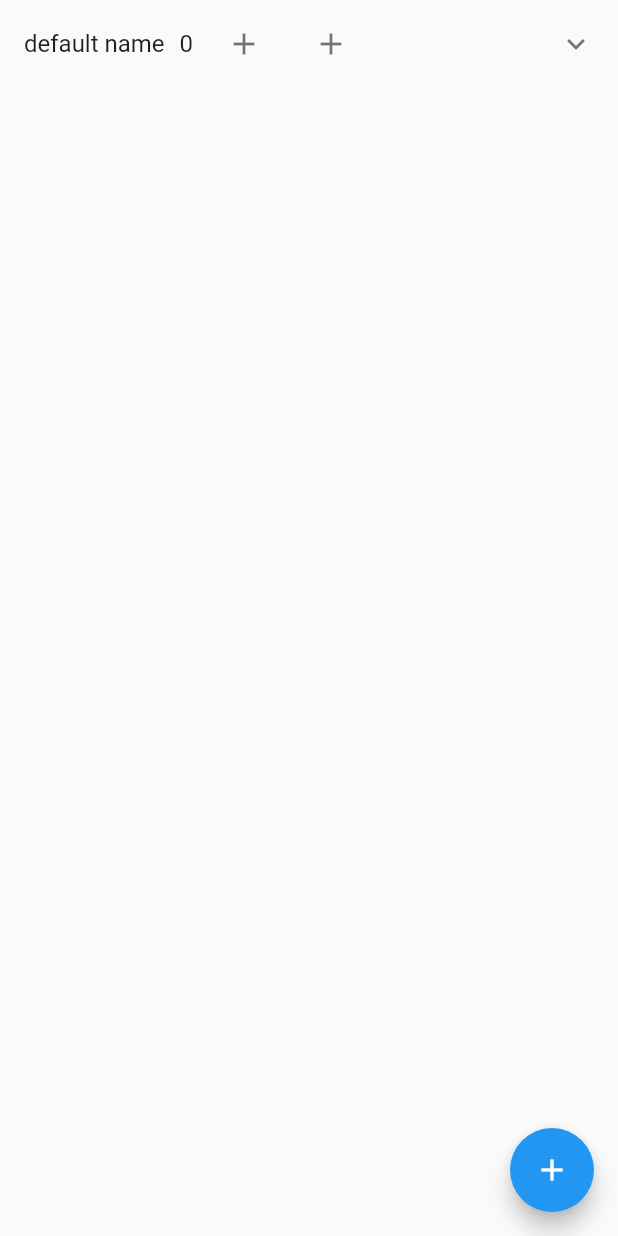
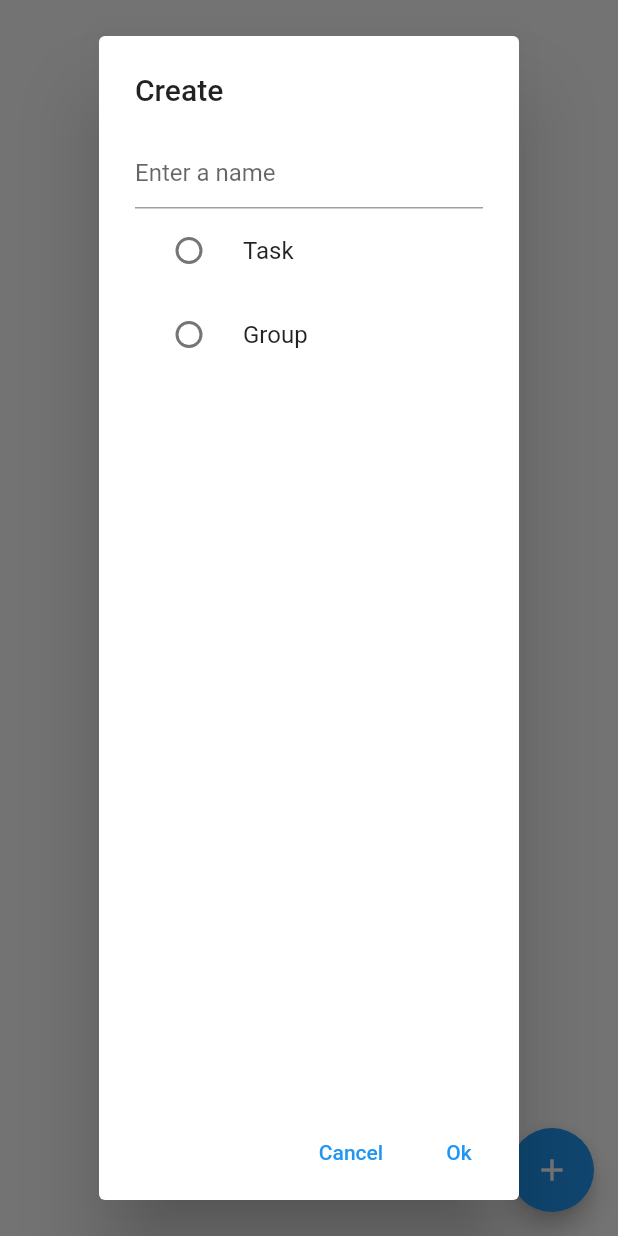
Before and after one commit to DO-TO/flutter, a Flutter app: the TaskScreen screen opened directly, after a tap on the "add" icon, on a phone screen of 412 x 824 dp. Run offline on Flutter 3.47's test engine with Material 2 defaults, Android fonts, the phone set to English and light mode, and no system bars.

Commit message:
Polishing and improving the design of the tasks. Added sliders as well as progress bars to the tasks and task groups.

```diff
--- a/lib/navigation/tasks.dart
+++ b/lib/navigation/tasks.dart
@@ -1,7 +1,9 @@
 import 'package:do_to/model/task/task_composite.dart';
 import 'package:do_to/model/task/task_manager.dart';
+import 'package:do_to/view%20/util/input_request.dart';
 import 'package:flutter/material.dart';
 
+import '../model/task/task_component.dart';
 import '../model/task/task_leaf.dart';
 
 class TaskScreen extends StatefulWidget {
@@ -16,15 +18,10 @@ class _TaskScreenState extends State<TaskScreen> {
   TaskManager taskManager = TaskManager();
 
   void addTask() {
-    setState(() {
-      taskManager.add(TaskLeaf());
-    });
-  }
-
-  void addTaskGroup() {
-    setState(() {
-      taskManager.add(TaskComposite());
-    });
+    Future<TaskComponent> task = InputRequest.getTaskInput(context: context);
+    task.then((value) => setState(() {
+      taskManager.add(value);
+    }));
   }
 
   @override
@@ -37,7 +34,7 @@ class _TaskScreenState extends State<TaskScreen> {
 
 
         floatingActionButton: FloatingActionButton(
-          onPressed: addTaskGroup,
+          onPressed: addTask,
           tooltip: 'Add',
           child: const Icon(Icons.add),
         ),
--- a/lib/view / task/task_composite_view.dart
+++ b/lib/view / task/task_composite_view.dart
@@ -1,5 +1,6 @@
 import 'package:do_to/model/task/task_component.dart';
 import 'package:do_to/view%20/%20task/task_component_view.dart';
+import 'package:do_to/view%20/util/input_request.dart';
 import 'package:flutter/material.dart';
 
 import '../../model/task/task_composite.dart';
@@ -10,6 +11,7 @@ class TaskCompositeView extends TaskComponentView {
   const TaskCompositeView({Key? key, required this.component}) : super(key: key);
 
   @override
+  // ignore: no_logic_in_create_state
   State<TaskComponentView> createState() => _TaskListState(component);
 }
 
@@ -18,60 +20,62 @@ class _TaskListState extends TaskComponentViewState {
   _TaskListState(this.taskList);
 
   List<TaskComponentView> taskViews = [];
-  void addChildLeaf() {
-    setState(() {
-      taskList.add(TaskLeaf());
-    });
+
+  void addTask() {
+    Future<TaskComponent> task = InputRequest.getTaskInput(context: context);
+    task.then((value) => setState(() {
+      taskList.add(value);
+    }));
   }
 
-  void addTaskGroup() {
-    setState(() {
-      taskList.add(TaskComposite());
-    });
+  ExpansionTile getTaskComponentView() {
+    return ExpansionTile(
+      title: Row(
+        children: [
+          Expanded(
+            child: Text(
+                    "${taskList.name} - ${taskList.getProgress()}/${TaskComponent.MAX_PROGRESS}",
+                    softWrap: true,
+                    overflow: TextOverflow.clip)
+            ),
+          const SizedBox(width: 10),
+          //const Spacer(),
+          Expanded(
+            child:
+            LinearProgressIndicator(
+              value: taskList.getProgress() / TaskComponent.MAX_PROGRESS,
+            )
+          ),
+          //Text(taskList.getProgress().toString()),
+          //const Spacer(),
+          IconButton(
+            onPressed: addTask,
+            icon: const Icon(Icons.add),
+          ),
+
+                  ]
+        ),
+
+      tilePadding: const EdgeInsets.symmetric(horizontal: 16.0, vertical: 4.0),
+      //backgroundColor: Color.fromARGB(2, 65, 65, 65),
+
+      onExpansionChanged: (value) => setState((){}),
+      children: taskList.getChildren().map((task) =>
+        Padding(padding: const EdgeInsets.only(left: 16.0),
+              child: task.getTaskComponentView())).toList(),
+    );
   }
 
   @override
   Widget build(BuildContext context) {
     // create an expandable and collapsable list of tasks in the taskList
-    return ExpansionTile(
-      title: Row(
-        children: [Text(taskList.name),
-                  const SizedBox(width: 10),
-                  Text(taskList.getProgress().toString()),
-                  const SizedBox(width: 10),
-                  IconButton(
-                    onPressed: addChildLeaf,
-                    icon: const Icon(Icons.add),
-                  ),
-                  const SizedBox(width: 10),
-                  IconButton(
-                    onPressed: addTaskGroup,
-                    icon: const Icon(Icons.add),
-                  ),
-                  ]
-
-        ),
-      children: taskList.getChildren().map((task) => task.getTaskComponentView()).toList(),
+    // create a card with a slight shadow and space to the previous card around the list
+    return Card(
+      elevation: 2,
+      margin: const EdgeInsets.symmetric(horizontal: 8, vertical: 4),
+      //surfaceTintColor: Theme.of(context).cardColor,
+      color: Color.fromARGB(100, 255, 255, 255),
+      child: getTaskComponentView(),
     );
-    /*return Scaffold(
-      appBar: AppBar(
-        title: Text(taskList.name),
-        actions: [
-          IconButton(
-            onPressed: addChildLeaf,
-            icon: const Icon(Icons.add),
-          ),
-        ],
-      ),
-      body: ListView.builder(
-        itemCount: taskList.getChildren().length,
-        itemBuilder: (context, index) {
-          return ExpansionTile(
-            title: Text(taskList.name),
-            children: taskList.getChildren().map((task) => task.getTaskComponentView()).toList(),
-          );
-        },
-      ),
-    );*/
   }
 }
--- /dev/null
+++ b/lib/view /util/input_request.dart
@@ -0,0 +1,66 @@
+import 'package:flutter/material.dart';
+
+import '../../model/task/task_component.dart';
+import '../../model/task/task_composite.dart';
+import '../../model/task/task_leaf.dart';
+
+class InputRequest {
+
+  static Future<TaskComponent> getTaskInput({String title = "Create", String message = "Enter a name", required BuildContext context}) async {
+    final TextEditingController _controller = TextEditingController();
+    TaskComponent taskComponent = TaskLeaf();
+    TaskComponent leave = TaskLeaf(), group = TaskComposite();
+    await showDialog<String>(
+      context: context,
+      builder: (BuildContext context){
+        return StatefulBuilder(
+          builder: (context, setState) {
+            return AlertDialog(
+              title: Text(title),
+              content: Column(
+                  children: [
+                    TextField(
+                      controller: _controller,
+                      decoration: InputDecoration(hintText: message),
+                    ),
+                    // let the user choose whether the task is a leaf or a composite
+
+                    RadioListTile<TaskComponent>(
+                      title: const Text('Task'),
+                      value: leave,
+                      groupValue: taskComponent,
+                      onChanged: (TaskComponent? value) {
+                        setState(() => taskComponent = value!);
+                      },
+                    ),
+                    RadioListTile<TaskComponent>(
+                      title: const Text('Group'),
+                      value: group,
+                      groupValue: taskComponent,
+                      onChanged: (TaskComponent? value) {
+                        setState(() => taskComponent = value!);
+                      },
+                    ),
+
+              ]
+          ),
+          actions: [
+            TextButton(
+              onPressed: () => Navigator.pop(context),
+              child: const Text('Cancel'),
+            ),
+            TextButton(
+              onPressed: () => Navigator.pop(context, _controller.text),
+              child: const Text('Ok'),
+            ),
+          ],
+        );
+          }
+        );
+      }
+    );
+    taskComponent.setName(_controller.text);
+    return taskComponent;
+    }
+
+}
```
Also changed, not shown: lib/view / task/task_leaf_view.dart (+66 -4 lines), 1 other file.
